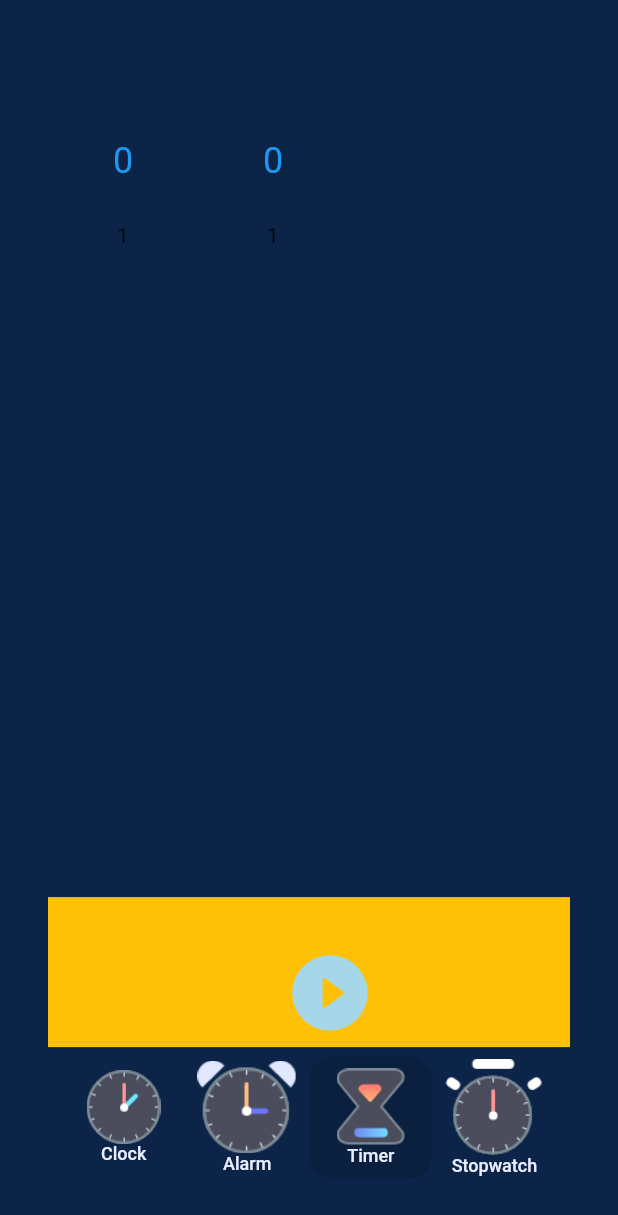
After one commit to snehaljha/Clock, a Flutter app: the screen it shows after launch, item 3 of the bottom bar chosen, on a phone screen of 412 x 824 dp. The commit adds this screen. Shown: the top 1215 px of the screen. Run offline on Flutter 3.47's test engine with Material 2 defaults, Android fonts, the phone set to English and light mode, and no system bars; drawn by our look-alikes of numberpicker; our stand-ins replace dotted_border.

Commit message:
Add timer page

```diff
--- a/lib/main.dart
+++ b/lib/main.dart
@@ -29,7 +29,7 @@ class MyApp extends StatelessWidget {
       ),
       home: Scaffold(
         body: Container(
-          color: const Color(0xff2d2f41),
+          color: const Color(0xff0B2447),
           padding: const EdgeInsets.all(32),
           child: ChangeNotifierProvider (
             create: (context) => PageProvider(),
--- a/lib/page/homepage.dart
+++ b/lib/page/homepage.dart
@@ -3,12 +3,13 @@ import 'package:provider/provider.dart';
 import 'package:simple_clock/enum/page_type.dart';
 import 'package:simple_clock/page/alarm_page.dart';
 import 'package:simple_clock/page/clock_page.dart';
+import 'package:simple_clock/page/timer-page.dart';
 import 'package:simple_clock/provider/page_provider.dart';
 
 import '../view/foot_row_view.dart';
 
 class HomePage extends StatefulWidget {
-  const HomePage({ Key? key }) : super(key: key);
+  const HomePage({Key? key}) : super(key: key);
 
   @override
   State<HomePage> createState() => _HomePageState();
@@ -17,9 +18,12 @@ class HomePage extends StatefulWidget {
 class _HomePageState extends State<HomePage> {
   @override
   Widget build(BuildContext context) {
-
-    if(Provider.of<PageProvider>(context).getPage().pageType == PageType.alarm) {
+    if (Provider.of<PageProvider>(context).getPage().pageType ==
+        PageType.alarm) {
       return const AlarmPage();
+    } else if (Provider.of<PageProvider>(context).getPage().pageType ==
+        PageType.timer) {
+      return const TimerPage();
     }
     return const ClockPage();
   }
--- /dev/null
+++ b/lib/page/timer-page.dart
@@ -0,0 +1,100 @@
+import 'package:flutter/material.dart';
+import 'package:numberpicker/numberpicker.dart';
+import 'package:simple_clock/view/foot_row_view.dart';
+
+class TimerPage extends StatefulWidget {
+  const TimerPage({Key? key}) : super(key: key);
+
+  @override
+  State<TimerPage> createState() => _TimerPageState();
+}
+
+class _TimerPageState extends State<TimerPage> {
+  int _curState = 0;
+  int _minute = 0;
+  int _second = 0;
+  @override
+  Widget build(BuildContext context) {
+    const playIcon = Icon(Icons.play_circle_fill_rounded, size: 60, color: Color(0xffA5D7E8),);
+    var pauseIcon = Container(
+        // margin: const EdgeInsets.only(left: 10.0, right: 10.0),
+        child: const Icon(Icons.pause_circle_filled, size: 60, color: Color(0xffA5D7E8),)
+    );
+    return Column(
+      children: [
+        Row(
+          children: [
+          NumberPicker(
+              minValue: 0,
+              maxValue:60,
+              value: _minute,
+              onChanged: (val) {
+                setState(() {
+                  _minute = val;
+                });
+              }
+          ),
+            NumberPicker(
+                minValue: 0,
+                maxValue:60,
+                value: _second,
+                onChanged: (val) {
+                  setState(() {
+                    _second = val;
+                  });
+                }
+            )
+        ]),
+        // timer painter,
+        const Expanded(
+            child: SizedBox(
+          height: 10.0,
+        )),
+        Container(
+          height: 100.0,
+          color: Colors.amber,
+          child: Row(
+              crossAxisAlignment: CrossAxisAlignment.center,
+              mainAxisAlignment: MainAxisAlignment.spaceEvenly,
+              // textBaseline: TextBaseline.ideographic,
+              children: [
+                IconButton(
+                    onPressed: () {
+                      setState(() {
+                        if(_curState == 0) {
+                          // validation and start
+                          _curState = 1;
+                          return;
+                        }
+
+                        // pauseHandler();
+                        // subtract remaining with timer
+                      });
+                    },
+                    icon: _curState == 0 ? playIcon : pauseIcon),
+                if (_curState == 1) ...[
+                  Column(
+
+                    children: [
+                      Expanded(child: SizedBox(height: 5.0,)),
+                      IconButton(
+                          onPressed: () {
+                            setState(() {
+                              _minute = 0;
+                              _second = 0;
+                              _curState = 0;
+                              // remove timer instance
+                            });
+
+                          },
+                          icon: const Icon(Icons.restart_alt_rounded, size: 30.0, color: Color(0xffA5D7E8),)),
+                    ],
+                  )
+                ],
+              ]),
+        ),
+        const FootRow()
+      ],
+    );
+  }
+}
--- a/pubspec.yaml
+++ b/pubspec.yaml
@@ -37,6 +37,7 @@ dependencies:
   intl: ^0.18.1
   provider: ^6.0.5
   dotted_border: ^2.0.0+3
+  numberpicker: ^2.1.2
 
 dev_dependencies:
   flutter_test:
```
Also changed, not shown: pubspec.lock, 10 other files.
